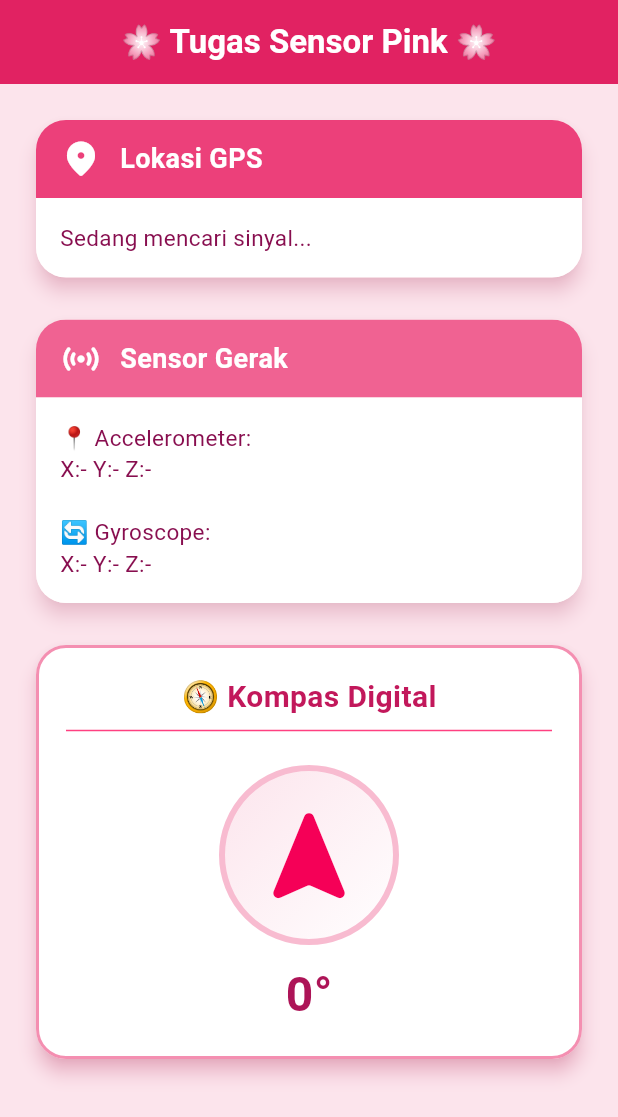
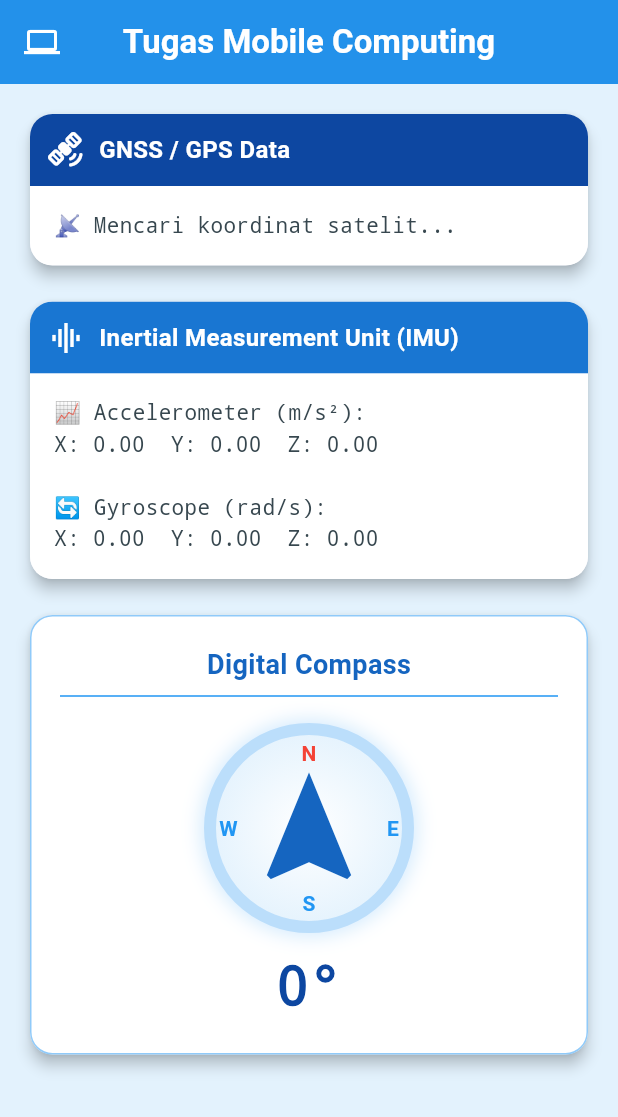
Before and after one commit to heraherlina29/tugas_mobile_computing, a Flutter app: the screen it shows after launch, on a phone screen of 412 x 824 dp. Shown: the top 1117 px of the screen. Run offline on Flutter 3.47's test engine with Material 3 defaults, Android fonts, the phone set to English and light mode, and no system bars; our stand-ins replace geolocator, sensors_plus.

Commit message:
first commit

```diff
--- a/lib/main.dart
+++ b/lib/main.dart
@@ -14,17 +14,18 @@ class MyApp extends StatelessWidget {
   Widget build(BuildContext context) {
     return MaterialApp(
       debugShowCheckedModeBanner: false,
-      title: 'Sensor Pink App',
+      title: 'Tugas Mobile Computing',
       theme: ThemeData(
         useMaterial3: true,
-        // GANTI WARNA UTAMA JADI PINK
-        colorSchemeSeed: Colors.pink,
-        // Latar belakang aplikasi jadi agak pink muda
-        scaffoldBackgroundColor: Colors.pink[50],
-        appBarTheme: AppBarTheme(
-          backgroundColor: Colors.pink, // AppBar jadi Pink Tua
-          foregroundColor: Colors.white, // Teks di AppBar jadi Putih
+        // TEMA WARNA: BIRU
+        colorSchemeSeed: Colors.blue,
+        // Background aplikasi biru sangat muda
+        scaffoldBackgroundColor: const Color(0xFFE3F2FD), // Blue 50 custom
+        appBarTheme: const AppBarTheme(
+          backgroundColor: Colors.blue, // Biru Utama
+          foregroundColor: Colors.white, // Teks Putih
           elevation: 4,
+          centerTitle: true,
         ),
       ),
       home: const HalamanSensor(),
@@ -40,7 +41,7 @@ class HalamanSensor extends StatefulWidget {
 }
 
 class _HalamanSensorState extends State<HalamanSensor> {
-  // --- Variabel Data (Tidak Berubah) ---
+  // --- Variabel Data ---
   Position? posisi;
   List<double>? accelero;
   List<double>? gyro;
@@ -52,15 +53,21 @@ class _HalamanSensorState extends State<HalamanSensor> {
     _initSensors();
   }
 
-  // --- Logika Sensor (Tidak Berubah) ---
+  // --- Logika Sensor (Sama seperti sebelumnya) ---
   void _initSensors() {
     _cekIzinGPS();
+
+    // Accelerometer
     accelerometerEventStream().listen((event) {
       if (mounted) setState(() => accelero = [event.x, event.y, event.z]);
     });
+
+    // Gyroscope
     gyroscopeEventStream().listen((event) {
       if (mounted) setState(() => gyro = [event.x, event.y, event.z]);
     });
+
+    // Magnetometer (Kompas)
     magnetometerEventStream().listen((event) {
       double heading = math.atan2(event.y, event.x) * (180 / math.pi);
       if (heading > 0) heading -= 360;
@@ -71,126 +78,145 @@ class _HalamanSensorState extends State<HalamanSensor> {
   Future<void> _cekIzinGPS() async {
     bool serviceEnabled = await Geolocator.isLocationServiceEnabled();
     if (!serviceEnabled) return;
+
     LocationPermission permission = await Geolocator.checkPermission();
     if (permission == LocationPermission.denied) {
       permission = await Geolocator.requestPermission();
       if (permission == LocationPermission.denied) return;
     }
+
     Geolocator.getPositionStream().listen((Position p) {
       if (mounted) setState(() => posisi = p);
     });
   }
 
-  // --- TAMPILAN UI (BAGIAN YANG DIUBAH JADI PINK) ---
+  // --- TAMPILAN UI (BIRU) ---
   @override
   Widget build(BuildContext context) {
     return Scaffold(
       appBar: AppBar(
-        title: const Text("🌸 Tugas Sensor Pink 🌸", style: TextStyle(fontWeight: FontWeight.bold)),
-        centerTitle: true,
+        // JUDUL SESUAI REQUEST
+        title: const Text("Tugas Mobile Computing", style: TextStyle(fontWeight: FontWeight.bold)),
+        leading: const Icon(Icons.computer), // Ikon tambahan biar keren
       ),
       body: SingleChildScrollView(
-        padding: const EdgeInsets.all(20),
+        padding: const EdgeInsets.all(16),
         child: Column(
           children: [
-            // KARTU GPS (PINK TUA)
-            _buildPinkCard(
-              icon: Icons.location_on_rounded,
-              judul: "Lokasi GPS",
+            // KARTU 1: GPS (Biru Tua/Naval)
+            _buildBlueCard(
+              icon: Icons.satellite_alt_rounded,
+              judul: "GNSS / GPS Data",
               isi: posisi == null
-                ? "Sedang mencari sinyal..."
-                : "Lat: ${posisi!.latitude.toStringAsFixed(4)}\nLong: ${posisi!.longitude.toStringAsFixed(4)}\nAlt: ${posisi!.altitude.toStringAsFixed(1)} m",
-              warnaHeader: Colors.pink[400]!, // Pink agak tua
+                  ? "📡 Mencari koordinat satelit..."
+                  : "Latitude   : ${posisi!.latitude.toStringAsFixed(5)}\nLongitude : ${posisi!.longitude.toStringAsFixed(5)}\nAltitude   : ${posisi!.altitude.toStringAsFixed(1)} mdpl\nSpeed      : ${posisi!.speed.toStringAsFixed(1)} m/s",
+              warnaHeader: Colors.blue.shade900,
               warnaIcon: Colors.white,
             ),
 
-            const SizedBox(height: 20),
+            const SizedBox(height: 16),
 
-            // KARTU SENSOR GERAK (PINK SEDANG)
-            _buildPinkCard(
-              icon: Icons.sensors_rounded,
-              judul: "Sensor Gerak",
-              isi: "📍 Accelerometer:\nX:${accelero?[0].toStringAsFixed(1) ?? '-'} Y:${accelero?[1].toStringAsFixed(1) ?? '-'} Z:${accelero?[2].toStringAsFixed(1) ?? '-'}\n\n🔄 Gyroscope:\nX:${gyro?[0].toStringAsFixed(1) ?? '-'} Y:${gyro?[1].toStringAsFixed(1) ?? '-'} Z:${gyro?[2].toStringAsFixed(1) ?? '-'}",
-              warnaHeader: Colors.pink[300]!, // Pink sedang
+            // KARTU 2: IMU (Biru Medium)
+            _buildBlueCard(
+              icon: Icons.graphic_eq,
+              judul: "Inertial Measurement Unit (IMU)",
+              isi: "📈 Accelerometer (m/s²):\n"
+                   "X: ${accelero?[0].toStringAsFixed(2) ?? '0.00'}  "
+                   "Y: ${accelero?[1].toStringAsFixed(2) ?? '0.00'}  "
+                   "Z: ${accelero?[2].toStringAsFixed(2) ?? '0.00'}\n\n"
+                   "🔄 Gyroscope (rad/s):\n"
+                   "X: ${gyro?[0].toStringAsFixed(2) ?? '0.00'}  "
+                   "Y: ${gyro?[1].toStringAsFixed(2) ?? '0.00'}  "
+                   "Z: ${gyro?[2].toStringAsFixed(2) ?? '0.00'}",
+              warnaHeader: Colors.blue.shade700,
               warnaIcon: Colors.white,
             ),
 
-            const SizedBox(height: 20),
+            const SizedBox(height: 16),
 
-            // KARTU KOMPAS (PINK MUDA / AKSEN)
+            // KARTU 3: KOMPAS (Style Tech)
             Card(
-              elevation: 5,
-              shadowColor: Colors.pinkAccent.withOpacity(0.5),
-              shape: RoundedRectangleBorder(borderRadius: BorderRadius.circular(20), side: BorderSide(color: Colors.pink.shade200, width: 2)),
+              elevation: 4,
               color: Colors.white,
+              shape: RoundedRectangleBorder(
+                borderRadius: BorderRadius.circular(15),
+                side: BorderSide(color: Colors.blue.shade200, width: 1),
+              ),
               child: Padding(
                 padding: const EdgeInsets.all(20),
                 child: Column(
                   children: [
-                    Text("🧭 Kompas Digital", style: TextStyle(fontSize: 20, fontWeight: FontWeight.bold, color: Colors.pink[700])),
-                    const Divider(color: Colors.pinkAccent),
-                    const SizedBox(height: 15),
+                    Text("Digital Compass", style: TextStyle(fontSize: 18, fontWeight: FontWeight.bold, color: Colors.blue.shade800)),
+                    const Divider(color: Colors.blue),
+                    const SizedBox(height: 10),
                     Stack(
                       alignment: Alignment.center,
                       children: [
-                        // Lingkaran latar belakang kompas
+                        // Lingkaran Kompas
                         Container(
-                          width: 120, height: 120,
+                          width: 140, height: 140,
                           decoration: BoxDecoration(
                             shape: BoxShape.circle,
-                            border: Border.all(color: Colors.pink.shade100, width: 4),
-                            gradient: LinearGradient(
-                              colors: [Colors.pink.shade50, Colors.white],
-                              begin: Alignment.topLeft, end: Alignment.bottomRight
-                            )
+                            border: Border.all(color: Colors.blue.shade100, width: 8),
+                            gradient: RadialGradient(colors: [Colors.white, Colors.blue.shade50]),
+                            boxShadow: [BoxShadow(color: Colors.blue.withOpacity(0.2), blurRadius: 10, spreadRadius: 2)]
                           ),
                         ),
-                        // Jarum Kompas yang berputar
+                        // Label Arah Mata Angin
+                        const Positioned(top: 10, child: Text("N", style: TextStyle(fontWeight: FontWeight.bold, color: Colors.red))),
+                        const Positioned(bottom: 10, child: Text("S", style: TextStyle(fontWeight: FontWeight.bold, color: Colors.blue))),
+                        const Positioned(right: 10, child: Text("E", style: TextStyle(fontWeight: FontWeight.bold, color: Colors.blue))),
+                        const Positioned(left: 10, child: Text("W", style: TextStyle(fontWeight: FontWeight.bold, color: Colors.blue))),
+
+                        // Jarum Penunjuk
                         Transform.rotate(
                           angle: (arahKompas * (math.pi / 180)),
-                          child: Icon(Icons.navigation_rounded, size: 80, color: Colors.pinkAccent[400]),
+                          child: Icon(Icons.navigation, size: 90, color: Colors.blue.shade800),
                         ),
                       ],
                     ),
                     const SizedBox(height: 10),
-                    Text("${arahKompas.toStringAsFixed(0)}°", style: TextStyle(fontSize: 32, fontWeight: FontWeight.bold, color: Colors.pink[800])),
+                    Text(
+                      "${arahKompas.toStringAsFixed(0)}°",
+                      style: TextStyle(fontSize: 36, fontWeight: FontWeight.bold, color: Colors.blue.shade900, fontFamily: 'monospace'),
+                    ),
                   ],
                 ),
               ),
-            )
+            ),
           ],
         ),
       ),
     );
   }
 
-  // Widget Kustom untuk Kartu Pink
-  Widget _buildPinkCard({required IconData icon, required String judul, required String isi, required Color warnaHeader, required Color warnaIcon}) {
+  // Widget Helper untuk Kartu Biru
+  Widget _buildBlueCard({required IconData icon, required String judul, required String isi, required Color warnaHeader, required Color warnaIcon}) {
     return Card(
-      elevation: 5,
-      shadowColor: warnaHeader.withOpacity(0.4),
-      shape: RoundedRectangleBorder(borderRadius: BorderRadius.circular(20)),
-      clipBehavior: Clip.antiAlias, // Supaya sudut header ikut melengkung
+      elevation: 4,
+      shape: RoundedRectangleBorder(borderRadius: BorderRadius.circular(15)),
+      clipBehavior: Clip.antiAlias,
       child: Column(
+        crossAxisAlignment: CrossAxisAlignment.stretch,
         children: [
-          // Header Kartu (Warna Pink Tua)
           Container(
-            padding: const EdgeInsets.symmetric(vertical: 12, horizontal: 16),
-            decoration: BoxDecoration(color: warnaHeader),
+            padding: const EdgeInsets.all(12),
+            color: warnaHeader,
             child: Row(
               children: [
-                Icon(icon, color: warnaIcon, size: 28),
-                const SizedBox(width: 12),
-                Text(judul, style: TextStyle(fontSize: 18, fontWeight: FontWeight.bold, color: warnaIcon)),
+                Icon(icon, color: warnaIcon),
+                const SizedBox(width: 10),
+                Text(judul, style: TextStyle(color: warnaIcon, fontSize: 16, fontWeight: FontWeight.bold)),
               ],
             ),
           ),
-          // Isi Kartu (Warna Putih)
           Container(
-            width: double.infinity,
             padding: const EdgeInsets.all(16),
             color: Colors.white,
-            child: Text(isi, style: TextStyle(fontSize: 15, color: Colors.pink[900], height: 1.4)),
+            child: Text(
+              isi,
+              style: TextStyle(fontSize: 14, color: Colors.blueGrey[800], height: 1.5, fontFamily: 'monospace'),
+            ),
           ),
         ],
       ),
```
